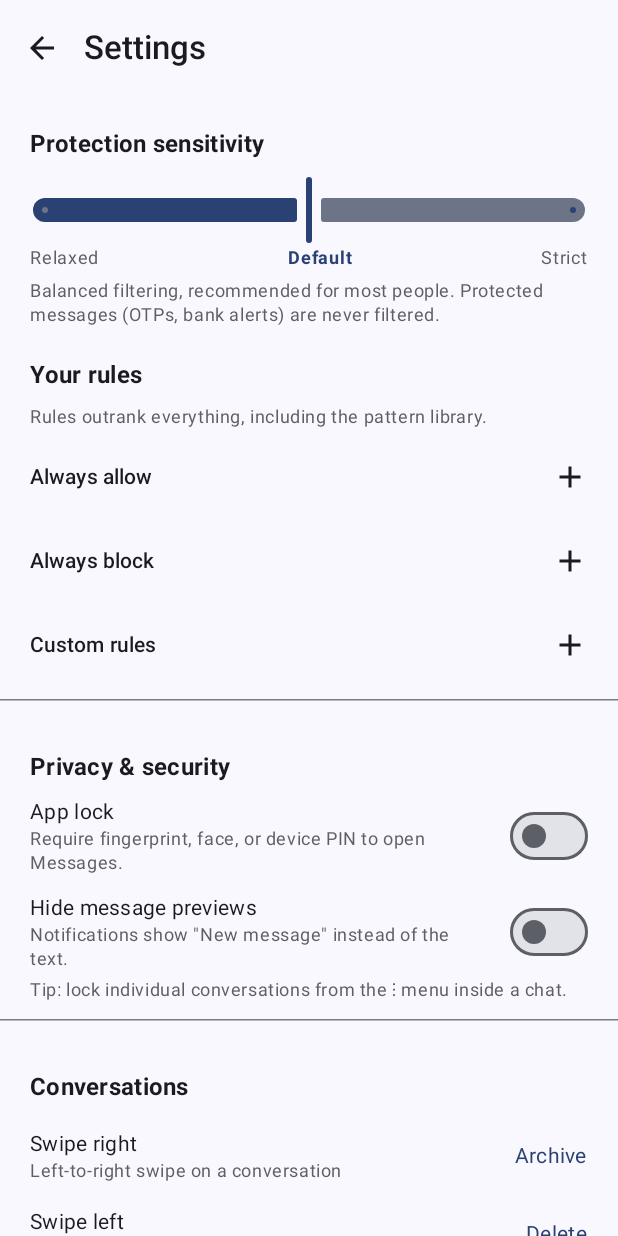
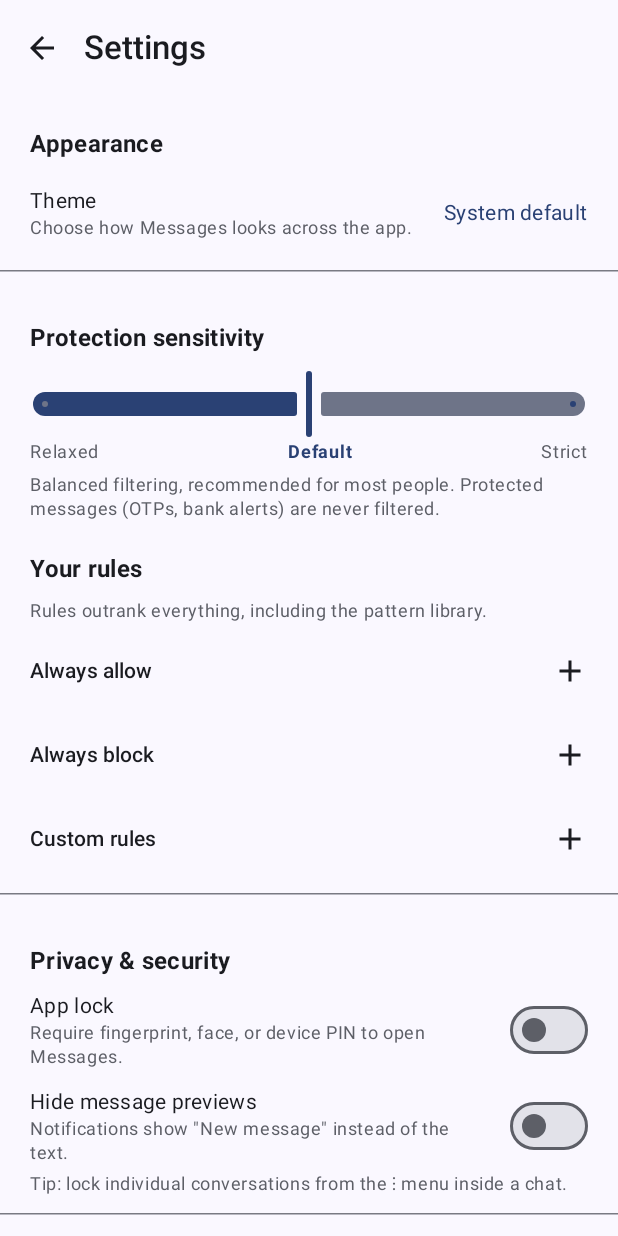
Before and after one commit to soul991/Messages, an Android app built with Jetpack Compose: the SettingsScreen screen opened through its navigation route, on a phone screen of 412 x 824 dp. Run offline under Robolectric (Android 15) with nearby library versions, the light colour scheme and no system bars; our stand-ins replace Room's generated code; 6 statements that could not run were skipped.

Commit message:
Harden MMS intake and add theme settings

```diff
--- a/app/src/main/kotlin/com/messages/app/MainActivity.kt
+++ b/app/src/main/kotlin/com/messages/app/MainActivity.kt
@@ -40,6 +40,7 @@ import com.messages.app.ui.settings.SettingsScreen
 import com.messages.app.ui.why.WhyFilteredScreen
 import com.messages.core.backfill.Backfill
 import com.messages.designsystem.MessagesTheme
+import com.messages.designsystem.ThemeMode
 
 /** Scopes route content so shared elements can find their nav animation scope. */
 @Composable
@@ -62,6 +63,9 @@ class MainActivity : FragmentActivity() {
     /** Folder to show on Home (e.g. Review notification tap); observed by HomeScreen. */
     private var folderRequest by mutableStateOf<String?>(null)
 
+    /** Resolved from settings before composition, then updated live from Settings. */
+    private var themeMode by mutableStateOf(ThemeMode.SYSTEM)
+
     private val roleRequest = registerForActivityResult(
         ActivityResultContracts.StartActivityForResult()
     ) { refreshDefaultState() }
@@ -75,6 +79,7 @@ class MainActivity : FragmentActivity() {
 
     override fun onCreate(savedInstanceState: Bundle?) {
         super.onCreate(savedInstanceState)
+        themeMode = ThemePreferences.current(this)
         refreshDefaultState()
         requestCorePermissions()
         // Safety net: the permission callback above only fires when a dialog was
@@ -101,7 +106,7 @@ class MainActivity : FragmentActivity() {
         }
 
         setContent {
-            MessagesTheme {
+            MessagesTheme(mode = themeMode) {
                 // App lock gate (§8.2): everything below stays hidden until unlocked.
                 if (!appUnlocked) {
                     LockScreen(
@@ -189,6 +194,11 @@ class MainActivity : FragmentActivity() {
                             onBack = { nav.popBackStack() },
                             onOpenTrash = { nav.navigate("trash") },
                             onOpenDriveBackup = { nav.navigate("drive_backup") },
+                            themeMode = themeMode,
+                            onThemeModeChange = { mode ->
+                                ThemePreferences.set(this@MainActivity, mode)
+                                themeMode = mode
+                            },
                         )
                     }
                     composable("drive_backup") {
--- /dev/null
+++ b/app/src/main/kotlin/com/messages/app/ThemePreferences.kt
@@ -0,0 +1,21 @@
+package com.messages.app
+
+import android.content.Context
+import com.messages.designsystem.ThemeMode
+
+/** Device-local appearance choice. It is intentionally independent of system theme changes. */
+object ThemePreferences {
+    private const val PREFS = "settings"
+    private const val KEY_THEME_MODE = "theme_mode"
+
+    fun current(context: Context): ThemeMode {
+        val saved = context.getSharedPreferences(PREFS, Context.MODE_PRIVATE)
+            .getString(KEY_THEME_MODE, ThemeMode.SYSTEM.name)
+        return ThemeMode.values().firstOrNull { it.name == saved } ?: ThemeMode.SYSTEM
+    }
+
+    fun set(context: Context, mode: ThemeMode) {
+        context.getSharedPreferences(PREFS, Context.MODE_PRIVATE)
+            .edit().putString(KEY_THEME_MODE, mode.name).apply()
+    }
+}
--- a/app/src/main/kotlin/com/messages/app/ui/settings/SettingsScreen.kt
+++ b/app/src/main/kotlin/com/messages/app/ui/settings/SettingsScreen.kt
@@ -55,6 +55,7 @@ import com.messages.core.MessageRepository
 import com.messages.core.backup.BackupManager
 import com.messages.core.cleanup.OtpCleanup
 import com.messages.core.db.UserRuleEntity
+import com.messages.designsystem.ThemeMode
 import kotlinx.coroutines.Dispatchers
 import kotlinx.coroutines.flow.MutableStateFlow
 import kotlinx.coroutines.flow.SharingStarted
@@ -205,6 +206,8 @@ fun SettingsScreen(
     onBack: () -> Unit,
     onOpenTrash: () -> Unit = {},
     onOpenDriveBackup: () -> Unit = {},
+    themeMode: ThemeMode = ThemeMode.SYSTEM,
+    onThemeModeChange: (ThemeMode) -> Unit = {},
     vm: SettingsViewModel = viewModel(),
 ) {
     val rules by vm.rules.collectAsState()
@@ -282,8 +285,18 @@ fun SettingsScreen(
     ) { padding ->
         LazyColumn(Modifier.padding(padding).fillMaxSize()) {
 
+            // ---- Appearance (§8.2 / §9) ----
+            item {
+                SectionHeader("Appearance")
+                ThemeModePickerRow(
+                    selected = themeMode,
+                    onSelect = onThemeModeChange,
+                )
+            }
+
             // ---- Protection sensitivity (§3 Stage 5) ----
             item {
+                HorizontalDivider(Modifier.padding(vertical = 12.dp))
                 SectionHeader("Protection sensitivity")
                 val index = SENSITIVITY_STEPS.indexOf(sensitivity).coerceAtLeast(0)
                 Column(Modifier.padding(horizontal = 20.dp)) {
@@ -558,6 +571,57 @@ fun SettingsScreen(
     }
 }
 
+/** Persisted theme choice; changing it updates the root Material theme immediately. */
+@Composable
+private fun ThemeModePickerRow(
+    selected: ThemeMode,
+    onSelect: (ThemeMode) -> Unit,
+) {
+    var expanded by remember { mutableStateOf(false) }
+    Row(
+        Modifier
+            .fillMaxWidth()
+            .clickable { expanded = true }
+            .padding(horizontal = 20.dp, vertical = 8.dp),
+        verticalAlignment = Alignment.CenterVertically,
+    ) {
+        Column(Modifier.weight(1f)) {
+            Text("Theme", style = MaterialTheme.typography.bodyMedium)
+            Text(
+                "Choose how Messages looks across the app.",
+                style = MaterialTheme.typography.bodySmall,
+                color = MaterialTheme.colorScheme.outline,
+            )
+        }
+        Spacer(Modifier.width(12.dp))
+        Box {
+            Text(
+                selected.displayName(),
+                style = MaterialTheme.typography.bodyMedium,
+                color = MaterialTheme.colorScheme.primary,
+            )
+            DropdownMenu(expanded = expanded, onDismissRequest = { expanded = false }) {
+                ThemeMode.values().forEach { mode ->
+                    DropdownMenuItem(
+                        text = { Text(mode.displayName()) },
+                        onClick = {
+                            expanded = false
+                            onSelect(mode)
+                        },
+                    )
+                }
+            }
+        }
+    }
+}
+
+private fun ThemeMode.displayName(): String = when (this) {
+    ThemeMode.SYSTEM -> "System default"
+    ThemeMode.LIGHT -> "Light"
+    ThemeMode.DARK -> "Dark"
+    ThemeMode.AMOLED -> "AMOLED black"
+}
+
 /** Picker row for a swipe direction's action (§8.2). */
 @Composable
 private fun SwipeActionPickerRow(
```
Also changed, not shown: app/src/main/kotlin/com/messages/app/receiver/OtherReceivers.kt (+89 -13 lines), core-messaging/src/main/kotlin/com/messages/core/MessageRepository.kt (+23 -11 lines), 5 other files.
